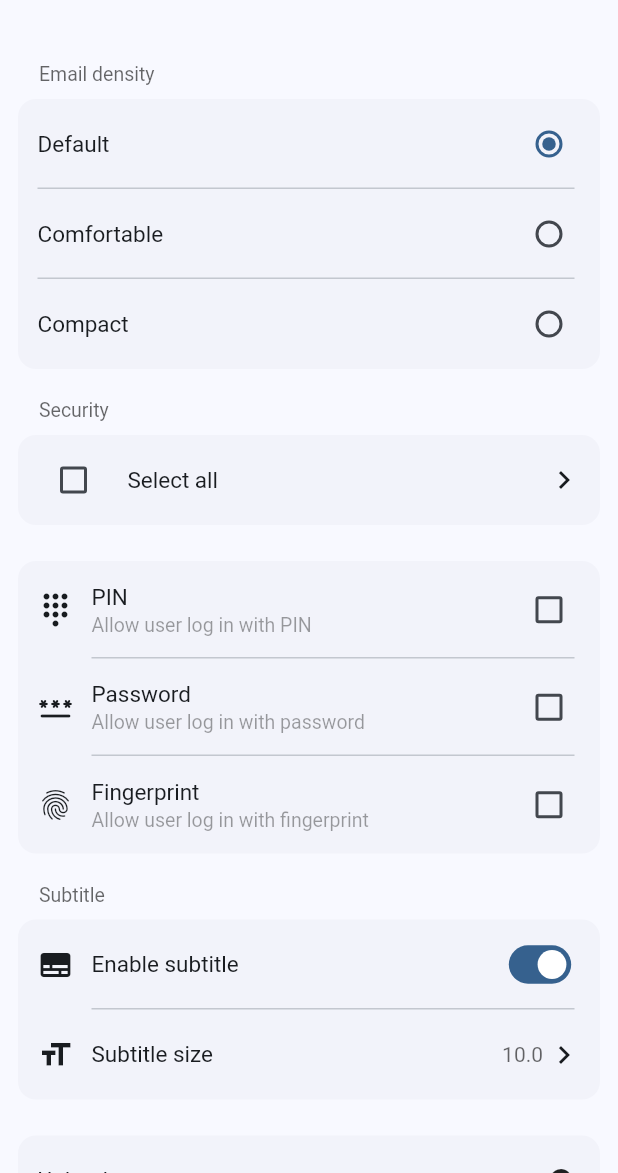
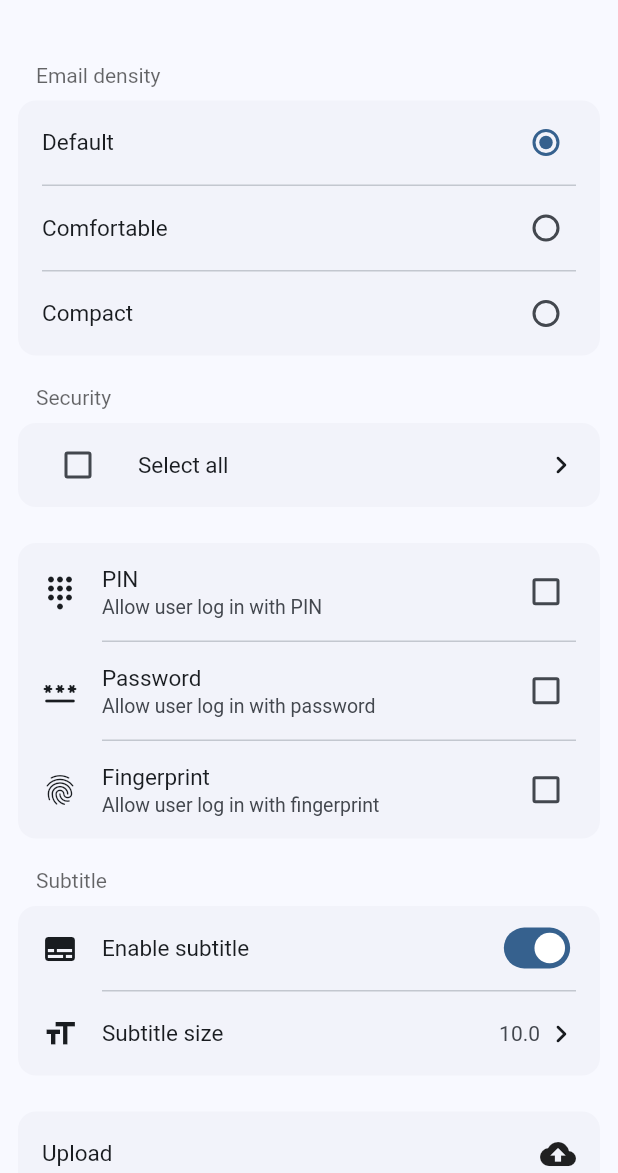
Before and after one commit to ErBWs/card-settings-ui, a Flutter app: the screen it shows after launch, on a phone screen of 412 x 824 dp, the part 63-1236 px from its top. Run offline on Flutter 3.47's test engine with Material 3 defaults, Android fonts, the phone set to English and light mode, and no system bars.

Commit message:
chore: more material 3 like

```diff
--- a/lib/section/settings_section.dart
+++ b/lib/section/settings_section.dart
@@ -27,13 +27,13 @@ class SettingsSection extends AbstractSettingsSection {
           if (title != null)
             Padding(
               padding: const EdgeInsetsDirectional.only(
-                start: 18,
-                end: 18,
+                start: 16,
+                end: 16,
                 bottom: 5,
               ),
               child: DefaultTextStyle(
                 style:
-                    TextStyle(fontSize: 13, color: Theme.of(context).hintColor),
+                    TextStyle(fontSize: 14, color: Theme.of(context).hintColor),
                 child: title!,
               ),
             ),
@@ -44,8 +44,8 @@ class SettingsSection extends AbstractSettingsSection {
           if (bottomInfo != null)
             Padding(
               padding: const EdgeInsetsDirectional.only(
-                start: 18,
-                end: 18,
+                start: 16,
+                end: 16,
                 top: 5,
               ),
               child: DefaultTextStyle(
--- a/lib/tile/settings_tile.dart
+++ b/lib/tile/settings_tile.dart
@@ -1,6 +1,8 @@
 import 'package:flutter/material.dart';
 import 'package:card_settings_ui/tile/abstract_settings_tile.dart';
 import 'package:card_settings_ui/tile/settings_tile_info.dart';
+import 'package:flutter/rendering.dart';
+import 'package:flutter/services.dart';
 
 enum SettingsTileType {
   simpleTile,
@@ -149,21 +151,15 @@ class SettingsTile<T> extends AbstractSettingsTile {
               }
             }
           : () {},
-      borderRadius: BorderRadius.vertical(
-        top: settingsTileInfo.isTopTile
-            ? const Radius.circular(12)
-            : Radius.zero,
-        bottom: settingsTileInfo.isBottomTile
-            ? const Radius.circular(12)
-            : Radius.zero,
-      ),
+      borderRadius: BorderRadius.circular(12),
+      mouseCursor: SystemMouseCursors.click,
       child: buildTileContent(context, settingsTileInfo),
     );
   }
 
   Widget buildLeading(BuildContext context) {
     return Padding(
-      padding: const EdgeInsetsDirectional.only(end: 12.0),
+      padding: const EdgeInsetsDirectional.only(end: 16.0),
       child: IconTheme.merge(
         data: IconThemeData(
           color: enabled
@@ -185,14 +181,17 @@ class SettingsTile<T> extends AbstractSettingsTile {
             color: enabled
                 ? Theme.of(context).colorScheme.onSurface
                 : Theme.of(context).disabledColor,
-              fontSize: 15),
+            fontSize: 15,
+          ),
           child: title,
         ),
         if (description != null) ...[
           const SizedBox(height: 2),
           DefaultTextStyle(
             style: TextStyle(
-              color: Theme.of(context).disabledColor,
+              color: enabled
+                  ? Theme.of(context).colorScheme.onSurfaceVariant
+                  : Theme.of(context).disabledColor,
               fontSize: 13,
             ),
             child: description!,
@@ -212,7 +211,7 @@ class SettingsTile<T> extends AbstractSettingsTile {
           ),
         if (tileType == SettingsTileType.switchTile)
           Transform.scale(
-            scale: 0.8,
+            scale: 0.85,
             child: Switch(
               value: initialValue ?? true,
               onChanged: (enabled) ? onToggle : null,
@@ -234,7 +233,7 @@ class SettingsTile<T> extends AbstractSettingsTile {
           DefaultTextStyle(
             style: TextStyle(
               color: enabled
-                  ? Theme.of(context).hintColor
+                  ? Theme.of(context).colorScheme.onSurfaceVariant
                   : Theme.of(context).disabledColor,
               fontSize: 14,
             ),
@@ -244,7 +243,7 @@ class SettingsTile<T> extends AbstractSettingsTile {
           Padding(
             padding: const EdgeInsetsDirectional.only(start: 2, end: 2),
             child: Icon(
-              Icons.keyboard_arrow_right,
+              Icons.keyboard_arrow_right_rounded,
               color: enabled
                   ? Theme.of(context).colorScheme.onSurface
                   : Theme.of(context).disabledColor,
@@ -257,13 +256,11 @@ class SettingsTile<T> extends AbstractSettingsTile {
   Widget buildTileContent(
       BuildContext context, SettingsTileInfo settingsTileInfo) {
     return Container(
-      padding: const EdgeInsetsDirectional.only(start: 13),
+      padding: const EdgeInsetsDirectional.only(start: 16),
       child: Row(
         children: [
           if (leading != null) buildLeading(context),
           Expanded(
-            child: Padding(
-              padding: const EdgeInsetsDirectional.only(end: 10),
             child: Column(
               mainAxisSize: MainAxisSize.min,
               mainAxisAlignment: MainAxisAlignment.center,
@@ -272,17 +269,19 @@ class SettingsTile<T> extends AbstractSettingsTile {
                   children: [
                     Expanded(
                       child: SizedBox(
-                          height: description != null ? 65 : 60,
+                        height: description != null ? 65 : 56,
                         child: buildTitle(context),
                       ),
                     ),
-                      buildTrailing(context),
+                    Padding(
+                      padding: const EdgeInsetsDirectional.only(end: 12),
+                      child: buildTrailing(context),
+                    ),
                   ],
                 ),
                 if (settingsTileInfo.needDivider)
-                    const Divider(height: 0, endIndent: 7),
+                  const Divider(height: 1, endIndent: 16),
               ],
-              ),
             ),
           ),
         ],
```
Lines whose indentation alone changed are shown as unchanged.
